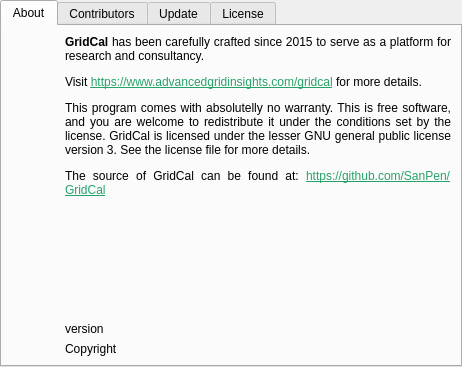
SanPen/GridCal, file src/GridCal/Gui/AboutDialogue/gui.ui: the form before one commit.
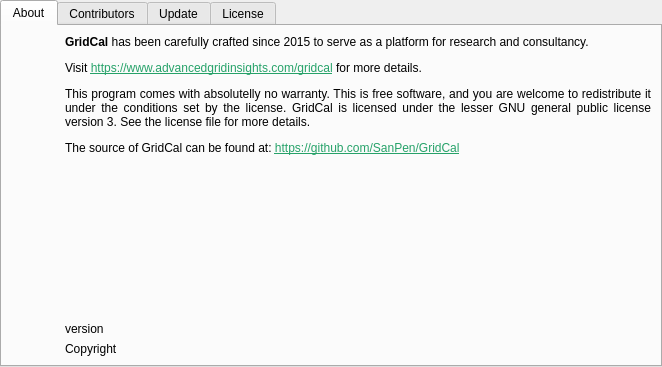
The form after the commit. Icons and pictures are not drawn.

The edit to the form file:
```diff
--- a/src/GridCal/Gui/AboutDialogue/gui.ui
+++ b/src/GridCal/Gui/AboutDialogue/gui.ui
@@ -6,7 +6,7 @@
    <rect>
     <x>0</x>
     <y>0</y>
-    <width>462</width>
+    <width>662</width>
     <height>367</height>
    </rect>
   </property>
```
